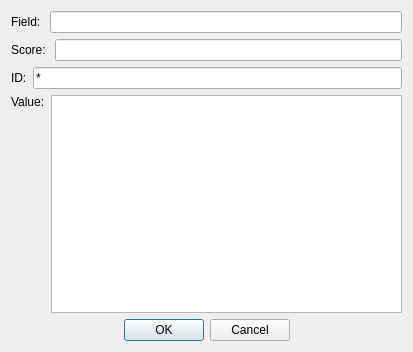
This is ui/add_member.ui in goodspb/reedis as Qt 5 draws it before an edit. The edited form follows.
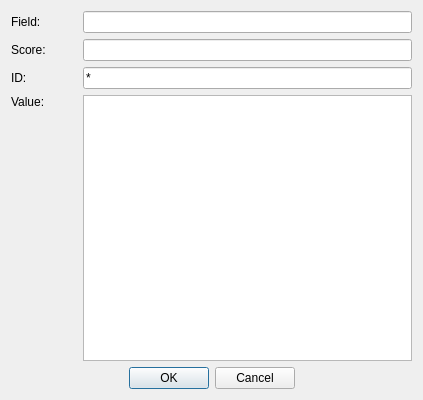
This is the edited form.

Diff of the .ui file:
```diff
--- a/ui/add_member.ui
+++ b/ui/add_member.ui
@@ -6,21 +6,30 @@
    <rect>
     <x>0</x>
     <y>0</y>
-    <width>413</width>
-    <height>352</height>
+    <width>423</width>
+    <height>400</height>
    </rect>
   </property>
   <property name="windowTitle">
    <string>Dialog</string>
   </property>
-  <layout class="QVBoxLayout" name="verticalLayout">
-   <item>
-    <layout class="QHBoxLayout" name="FieldLayout">
+  <layout class="QGridLayout" name="gridLayout">
+   <item row="0" column="0">
+    <layout class="QHBoxLayout" name="fieldLayout" stretch="1,5">
      <item>
       <widget class="QLabel" name="label">
+       <property name="minimumSize">
+        <size>
+         <width>0</width>
+         <height>0</height>
+        </size>
+       </property>
        <property name="text">
         <string>Field: </string>
        </property>
+       <property name="alignment">
+        <set>Qt::AlignLeading|Qt::AlignLeft|Qt::AlignVCenter</set>
+       </property>
       </widget>
      </item>
      <item>
@@ -28,13 +37,25 @@
      </item>
     </layout>
    </item>
-   <item>
-    <layout class="QHBoxLayout" name="ScoreLayout">
+   <item row="1" column="0">
+    <layout class="QHBoxLayout" name="scoreLayout" stretch="1,5">
      <item>
       <widget class="QLabel" name="label_2">
+       <property name="minimumSize">
+        <size>
+         <width>0</width>
+         <height>0</height>
+        </size>
+       </property>
+       <property name="layoutDirection">
+        <enum>Qt::LeftToRight</enum>
+       </property>
        <property name="text">
         <string>Score: </string>
        </property>
+       <property name="alignment">
+        <set>Qt::AlignLeading|Qt::AlignLeft|Qt::AlignVCenter</set>
+       </property>
       </widget>
      </item>
      <item>
@@ -42,13 +63,25 @@
      </item>
     </layout>
    </item>
-   <item>
-    <layout class="QHBoxLayout" name="IdLayout">
+   <item row="2" column="0">
+    <layout class="QHBoxLayout" name="idLayout" stretch="1,5">
      <item>
       <widget class="QLabel" name="label_4">
+       <property name="minimumSize">
+        <size>
+         <width>0</width>
+         <height>0</height>
+        </size>
+       </property>
        <property name="text">
         <string>ID:</string>
        </property>
+       <property name="alignment">
+        <set>Qt::AlignLeading|Qt::AlignLeft|Qt::AlignVCenter</set>
+       </property>
+       <property name="wordWrap">
+        <bool>false</bool>
+       </property>
       </widget>
      </item>
      <item>
@@ -60,10 +93,16 @@
      </item>
     </layout>
    </item>
-   <item>
-    <layout class="QHBoxLayout" name="ValueLayout">
+   <item row="3" column="0">
+    <layout class="QHBoxLayout" name="valueLayout" stretch="1,5">
      <item>
       <widget class="QLabel" name="label_3">
+       <property name="minimumSize">
+        <size>
+         <width>0</width>
+         <height>0</height>
+        </size>
+       </property>
        <property name="text">
         <string>Value:</string>
        </property>
@@ -77,7 +116,7 @@
      </item>
     </layout>
    </item>
-   <item>
+   <item row="4" column="0">
     <widget class="QDialogButtonBox" name="buttonBox">
      <property name="orientation">
       <enum>Qt::Horizontal</enum>
```
Left out of the diff: 2 changed lines with no effect on the pictures.
